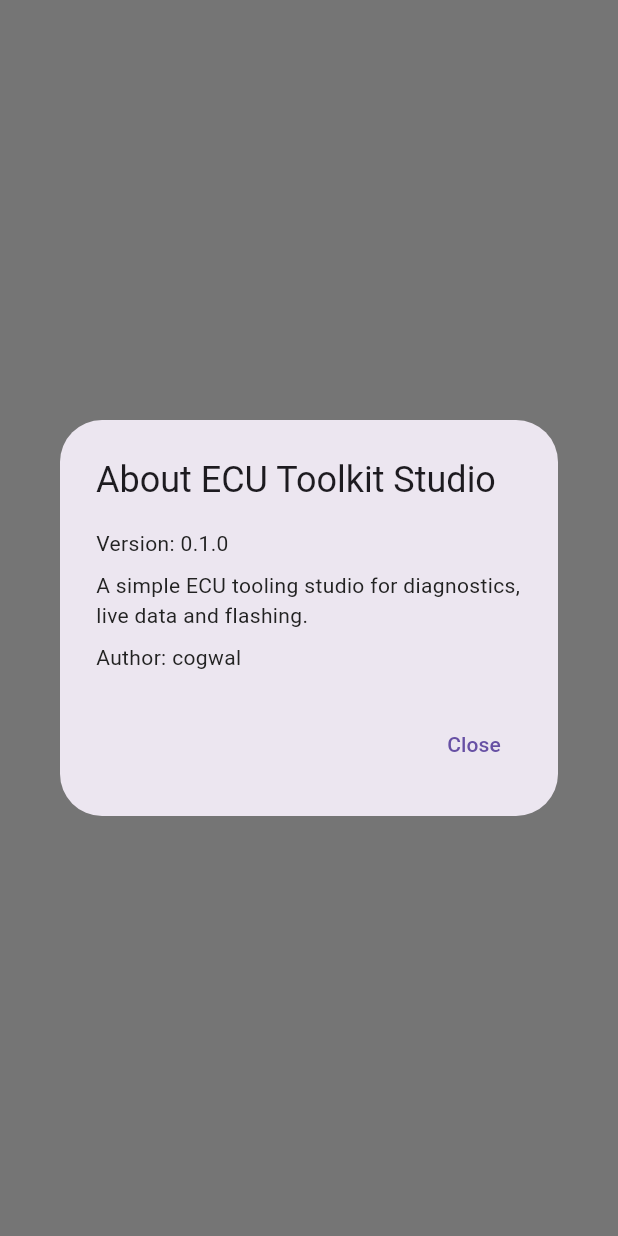
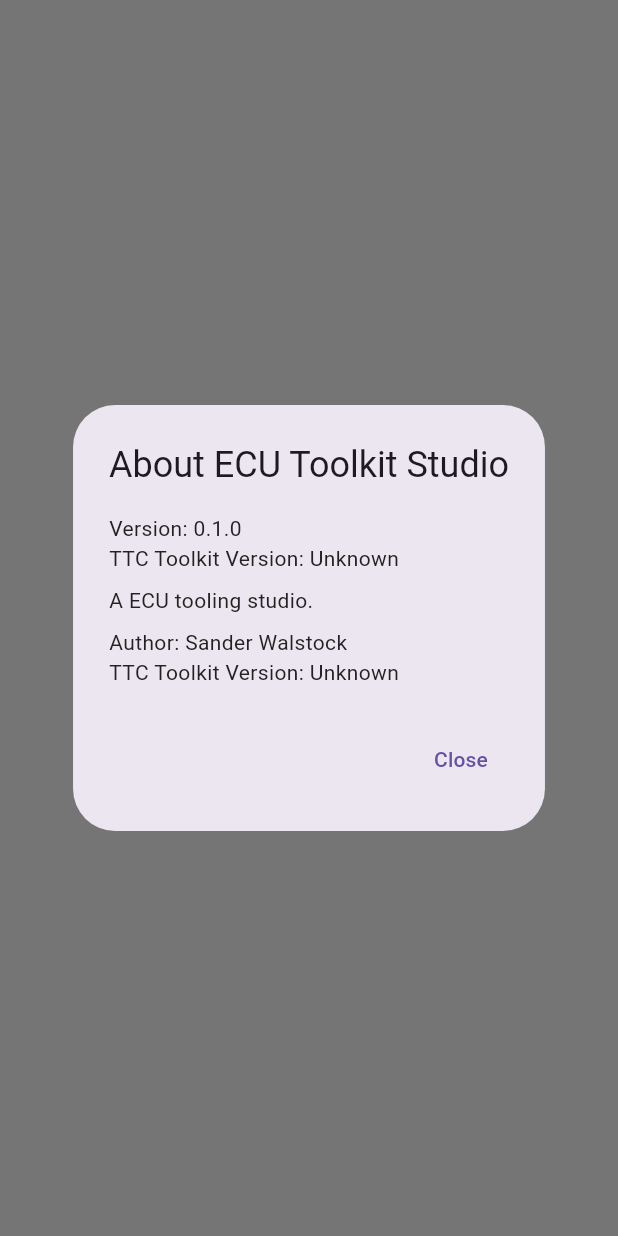
Before and after one commit to cogwal/ecu-toolkit-studio, a Flutter app: what show() shows on an empty page, opened directly, on a phone screen of 412 x 824 dp. Run offline on Flutter 3.47's test engine with Material 3 defaults, Android fonts, the phone set to English and light mode, and no system bars; missing offline and left inert: dart:ffi; accounts and stored records are empty.

Commit message:
Added toolkit version get to about, issue on dll import wip

```diff
--- a/lib/native/ecu_models.dart
+++ b/lib/native/ecu_models.dart
@@ -78,3 +78,15 @@ class NativeEcuModels {
 
 // Convenience
 List<EcuProfile> getMockEcusFromNative() => NativeEcuModels.instance.getMockEcus();
+
+String getTtctkVersionFromNative() {
+  NativeEcuModels.instance.initialize();
+  if (!NativeEcuModels.instance.available) return 'Unknown';
+
+  final ptr = NativeEcuModels.instance._getTtctkVersion();
+  if (ptr == ffi.nullptr) return 'Unknown';
+  final cstr = ptr.cast<Utf8>();
+  final dartStr = cstr.toDartString();
+  NativeEcuModels.instance._freeCstr(ptr);
+  return dartStr;
+}
--- a/lib/widgets/about_dialog.dart
+++ b/lib/widgets/about_dialog.dart
@@ -1,4 +1,5 @@
 import 'package:flutter/material.dart';
+import '../native/ecu_models.dart';
 
 class AboutDialogWidget {
   static Future<void> show(BuildContext context) async {
@@ -11,10 +12,24 @@ class AboutDialogWidget {
           crossAxisAlignment: CrossAxisAlignment.start,
           children: [
             const Text('Version: 0.1.0'),
+            Text('TTC Toolkit Version: ${getTtctkVersionFromNative()}'),
             const SizedBox(height: 8),
-            const Text('A simple ECU tooling studio for diagnostics, live data and flashing.'),
+            const Text('A ECU tooling studio.'),
             const SizedBox(height: 8),
-            const Text('Author: cogwal'),
+            const Text('Author: Sander Walstock'),
+            // TTCTK Version from native library
+            FutureBuilder<String>(
+              future: Future.value(getTtctkVersionFromNative()),
+              builder: (context, snapshot) {
+                if (snapshot.connectionState == ConnectionState.waiting) {
+                  return const Text('TTC Toolkit Version: Loading...');
+                } else if (snapshot.hasError) {
+                  return Text('TTC Toolkit Version: Error - ${snapshot.error}');
+                } else {
+                  return Text('TTC Toolkit Version: ${snapshot.data}');
+                }
+              },
+            ),
           ],
         ),
         actions: [
--- a/native/ecu_models/CMakeLists.txt
+++ b/native/ecu_models/CMakeLists.txt
@@ -1,5 +1,5 @@
 cmake_minimum_required(VERSION 3.10)
-project(ecu_models)
+project(ecu_models LANGUAGES CXX)
 
 set(CMAKE_CXX_STANDARD 17)
 
@@ -105,8 +105,6 @@ if(WIN32 AND EXISTS "${CMAKE_CURRENT_SOURCE_DIR}/build")
   endif()
 endif()
 
-
-
 set(PROJECT_ROOT ${CMAKE_CURRENT_SOURCE_DIR}/../..)
 
 ## Copy runtime DLLs for Windows to the application runner path if present
```
Also changed, not shown: 2 other files.
